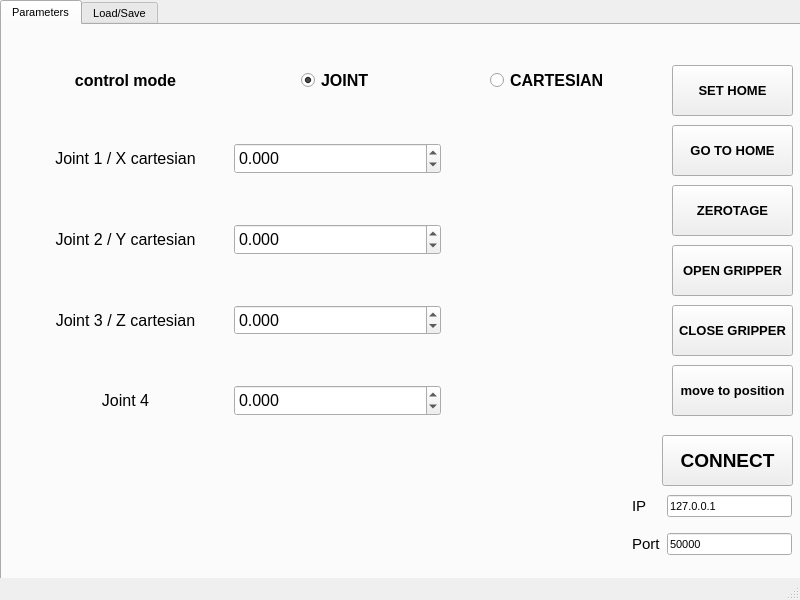
Qt form GUI/command/Commandwindow.ui (chameau5050/Handling-Gro) before a commit.
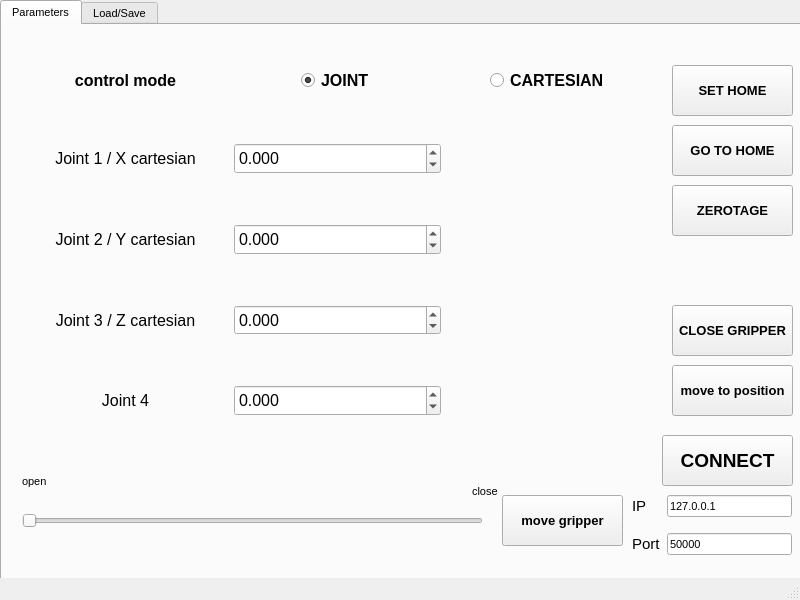
The same form after that commit. Icons and pictures are not drawn.

The edit to the form file:
```diff
--- a/GUI/command/Commandwindow.ui
+++ b/GUI/command/Commandwindow.ui
@@ -448,8 +448,8 @@
      <widget class="QPushButton" name="openGripperB">
       <property name="geometry">
        <rect>
-        <x>670</x>
-        <y>220</y>
+        <x>500</x>
+        <y>470</y>
         <width>121</width>
         <height>51</height>
        </rect>
@@ -462,7 +462,7 @@
        </font>
       </property>
       <property name="text">
-       <string>OPEN GRIPPER</string>
+       <string>move gripper</string>
       </property>
      </widget>
      <widget class="QPushButton" name="closeGripperB">
@@ -485,6 +485,48 @@
        <string>CLOSE GRIPPER</string>
       </property>
      </widget>
+     <widget class="QSlider" name="gripperSlider">
+      <property name="geometry">
+       <rect>
+        <x>20</x>
+        <y>480</y>
+        <width>461</width>
+        <height>31</height>
+       </rect>
+      </property>
+      <property name="maximum">
+       <number>100</number>
+      </property>
+      <property name="orientation">
+       <enum>Qt::Horizontal</enum>
+      </property>
+     </widget>
+     <widget class="QLabel" name="label">
+      <property name="geometry">
+       <rect>
+        <x>20</x>
+        <y>450</y>
+        <width>47</width>
+        <height>13</height>
+       </rect>
+      </property>
+      <property name="text">
+       <string>open</string>
+      </property>
+     </widget>
+     <widget class="QLabel" name="label_2">
+      <property name="geometry">
+       <rect>
+        <x>470</x>
+        <y>460</y>
+        <width>47</width>
+        <height>13</height>
+       </rect>
+      </property>
+      <property name="text">
+       <string>close</string>
+      </property>
+     </widget>
     </widget>
     <widget class="QWidget" name="tab_2">
      <attribute name="title">
```
